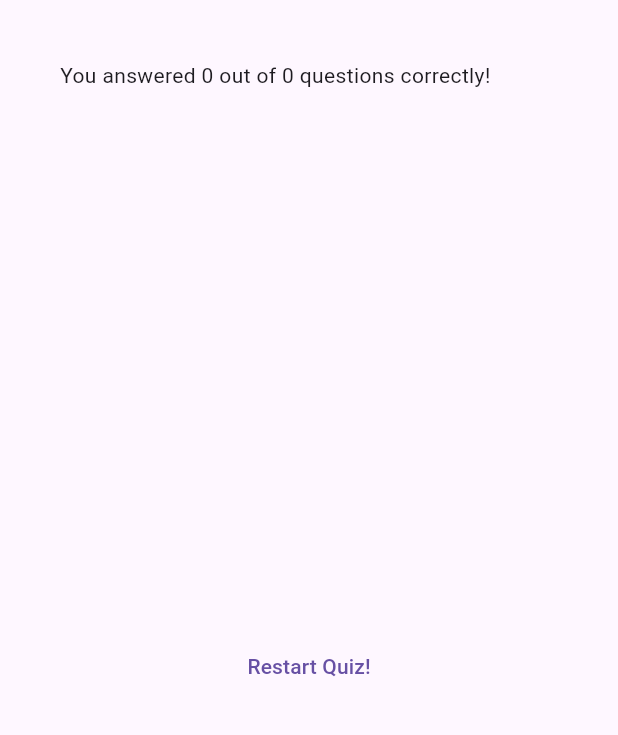
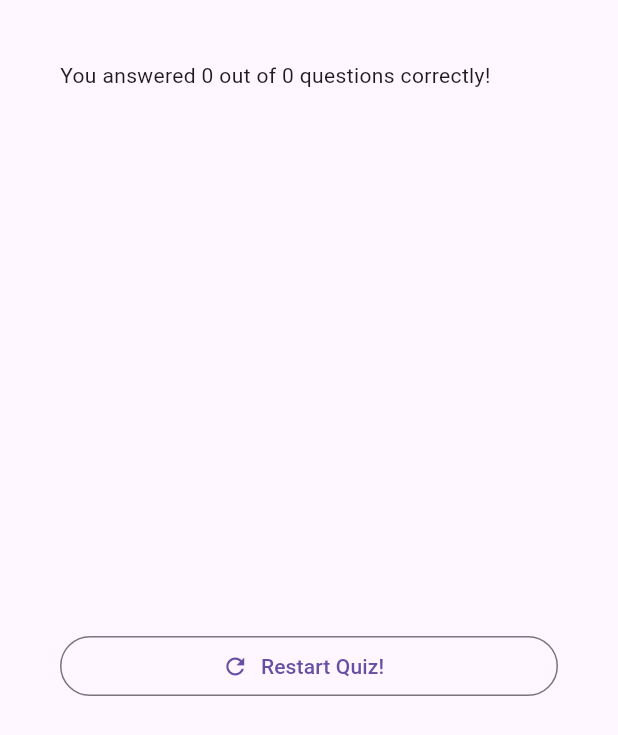
Before and after one commit to SomeshKumarN/flutter_projects, a Flutter app: the ResultsScreen widget shown alone on an empty page, opened directly with empty values, on a phone screen of 412 x 824 dp. Shown: the top 735 px of the screen. Run offline on Flutter 3.47's test engine with Material 3 defaults, Android fonts, the phone set to English and light mode, and no system bars; our stand-ins replace google_fonts.

Commit message:
referenced restart quiz

```diff
--- a/quiz_app/lib/results_screen.dart
+++ b/quiz_app/lib/results_screen.dart
@@ -3,8 +3,13 @@ import 'package:quiz_app/data/questions.dart';
 import 'package:quiz_app/result_text.dart';
 
 class ResultsScreen extends StatelessWidget {
-  const ResultsScreen({required this.choosenAnsers, super.key});
+  const ResultsScreen({
+    required this.choosenAnsers,
+    required this.onRestart,
+    super.key,
+  });
   final List<String> choosenAnsers;
+  final void Function() onRestart;
 
   List<Map<String, Object>> getResultSummary() {
     final List<Map<String, Object>> summary = [];
@@ -41,7 +46,11 @@ class ResultsScreen extends StatelessWidget {
               SizedBox(height: 30),
               ResultText(quizResults: summaryData),
               SizedBox(height: 30),
-              TextButton(onPressed: () {}, child: Text('Restart Quiz!'))
+              OutlinedButton.icon(
+                icon: const Icon(Icons.refresh),
+                onPressed: onRestart,
+                label: Text('Restart Quiz!'),
+              ),
             ],
           ),
         ),
```
Also changed, not shown: quiz_app/lib/quiz_app.dart (+11 -1 lines).
